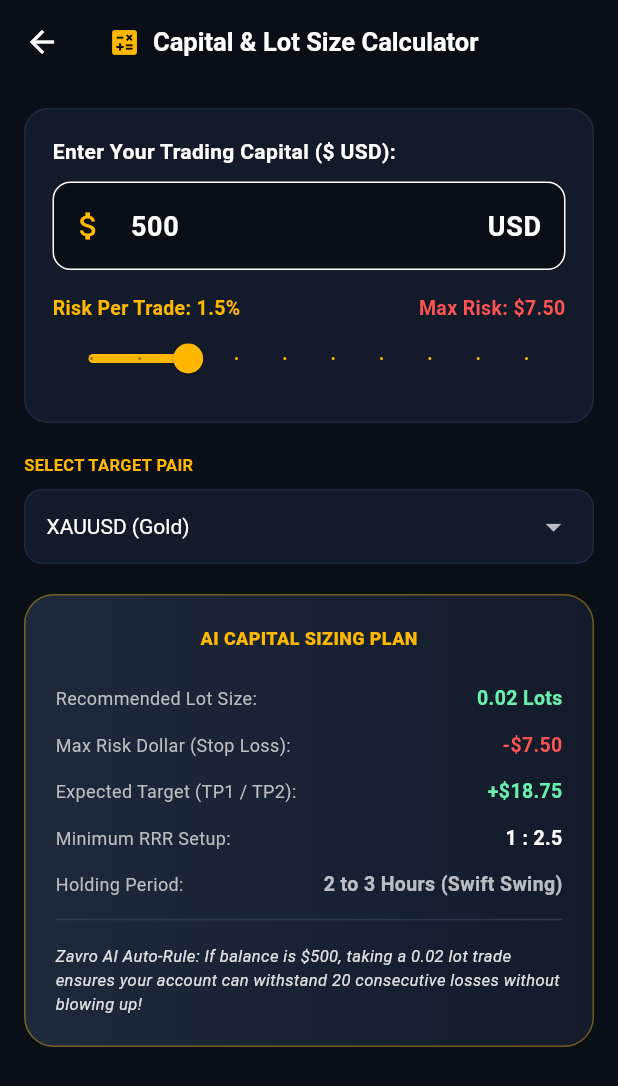
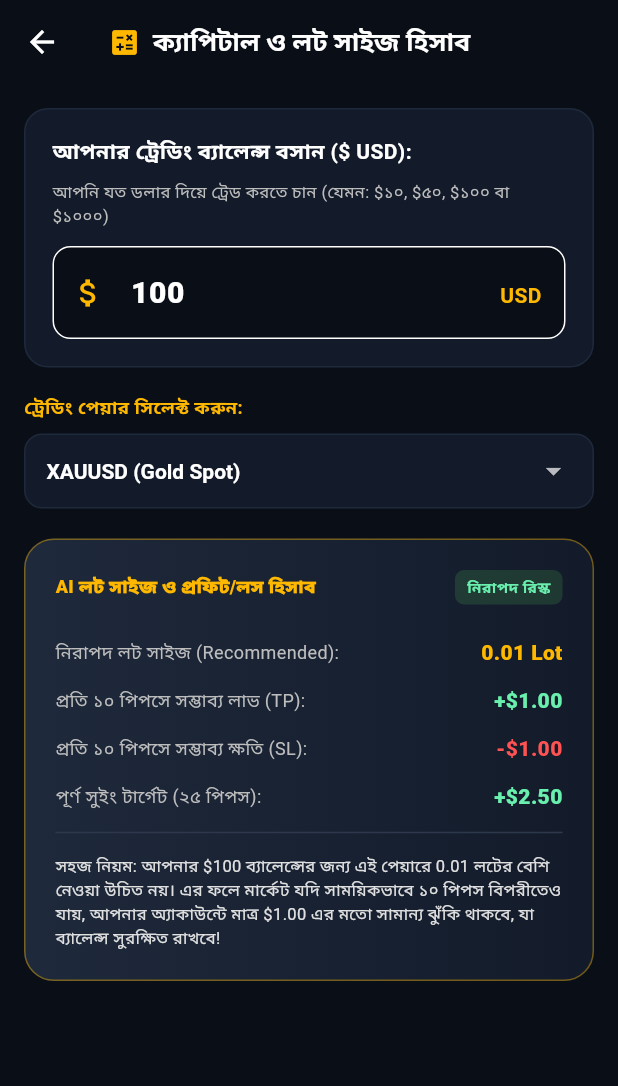
Before and after one commit to afzalxyzshuvo-netizen/Apex-AI, a Flutter app: the CapitalCalculatorScreen screen opened directly, on a phone screen of 412 x 824 dp. Shown: the top 1086 px of the screen. Run offline on Flutter 3.47's test engine with Material 3 defaults, Android fonts, the phone set to English and light mode, and no system bars; our stand-ins replace shared_preferences; accounts and stored records are empty.

Commit message:
ZAVRO v3.0 Staging: Update lib/screens/capital_calculator_screen.dart with all requested features

```diff
--- a/lib/screens/capital_calculator_screen.dart
+++ b/lib/screens/capital_calculator_screen.dart
@@ -9,18 +9,36 @@ class CapitalCalculatorScreen extends StatefulWidget {
 }
 
 class _CapitalCalculatorScreenState extends State<CapitalCalculatorScreen> {
-  final _balanceController = TextEditingController(text: '500');
-  double _riskPercent = 1.5;
-  double _accountBalance = 500.0;
-  String _selectedPair = 'XAUUSD (Gold)';
+  final _balanceController = TextEditingController(text: '100');
+  double _accountBalance = 100.0;
+  String _selectedPair = 'XAUUSD (Gold Spot)';
+
+  // All Tradable Pairs List
+  final List<String> _allPairs = [
+    'XAUUSD (Gold Spot)',
+    'BTC (Bitcoin 24/7)',
+    'ETH (Ethereum 24/7)',
+    'EURUSD',
+    'GBPUSD',
+    'USDJPY',
+    'GBPJPY',
+    'EURJPY',
+    'AUDUSD',
+    'USDCAD',
+    'USOIL (WTI Crude)',
+    'UKOIL (Brent)',
+    'US30 (Dow Jones)',
+    'US500 (S&P)',
+    'US100 (Nasdaq)',
+  ];
 
   @override
   void initState() {
     super.initState();
-    _loadBalance();
+    _loadSaved();
   }
 
-  Future<void> _loadBalance() async {
+  Future<void> _loadSaved() async {
     final prefs = await SharedPreferences.getInstance();
     final saved = prefs.getDouble('saved_capital_balance');
     if (saved != null) {
@@ -31,23 +49,39 @@ class _CapitalCalculatorScreenState extends State<CapitalCalculatorScreen> {
     }
   }
 
-  Future<void> _saveBalance(double val) async {
+  Future<void> _updateBalance(String v) async {
+    final parsed = double.tryParse(v) ?? 10.0;
+    setState(() => _accountBalance = parsed);
     final prefs = await SharedPreferences.getInstance();
-    await prefs.setDouble('saved_capital_balance', val);
+    await prefs.setDouble('saved_capital_balance', parsed);
   }
 
   @override
   Widget build(BuildContext context) {
-    final riskAmount = _accountBalance * (_riskPercent / 100);
-    final targetReward = riskAmount * 2.5; // 1:2.5 institutional target
+    // 1. Dynamic Lot Sizing & Money Management Calculation
+    double recommendedLot = 0.01;
+    double pipValuePerLot = 10.0; // Standard Forex 1 pip with 1 lot = $10
 
-    // Recommended Lot Size calculation based on asset volatility
-    double recLot = 0.01;
     if (_selectedPair.contains('XAU')) {
-      recLot = ((_accountBalance / 500) * 0.02).clamp(0.01, 10.0);
+      // Gold: $100 -> 0.01 lot, $500 -> 0.02-0.03 lot
+      recommendedLot = ((_accountBalance / 100) * 0.01).clamp(0.01, 20.0);
+      pipValuePerLot = 10.0; // $1 move in gold = 10 pips
+    } else if (_selectedPair.contains('BTC') || _selectedPair.contains('ETH')) {
+      recommendedLot = ((_accountBalance / 100) * 0.01).clamp(0.01, 10.0);
+      pipValuePerLot = 1.0;
+    } else if (_selectedPair.contains('JPY')) {
+      recommendedLot = ((_accountBalance / 100) * 0.01).clamp(0.01, 20.0);
+      pipValuePerLot = 7.0;
     } else {
-      recLot = ((_accountBalance / 500) * 0.05).clamp(0.01, 10.0);
+      // Standard Forex Majors
+      recommendedLot = ((_accountBalance / 100) * 0.01).clamp(0.01, 30.0);
+      pipValuePerLot = 10.0;
     }
+
+    // Profit & Loss calculation per 10 pips and average 20 pips swing
+    final profitPer10Pips = recommendedLot * pipValuePerLot * 10;
+    final lossPer10Pips = profitPer10Pips;
+    final swingTarget25Pips = profitPer10Pips * 2.5;
 
     return Scaffold(
       backgroundColor: const Color(0xFF0A0E17),
@@ -58,7 +92,7 @@ class _CapitalCalculatorScreenState extends State<CapitalCalculatorScreen> {
           children: [
             Icon(Icons.calculate, color: Color(0xFFFFB800), size: 22),
             SizedBox(width: 8),
-            Text('Capital & Lot Size Calculator', style: TextStyle(fontWeight: FontWeight.bold, fontSize: 17)),
+            Text('ক্যাপিটাল ও লট সাইজ হিসাব', style: TextStyle(fontWeight: FontWeight.bold, fontSize: 17)),
           ],
         ),
       ),
@@ -67,7 +101,7 @@ class _CapitalCalculatorScreenState extends State<CapitalCalculatorScreen> {
         child: Column(
           crossAxisAlignment: CrossAxisAlignment.start,
           children: [
-            // Balance Input Card
+            // Capital Balance Input Box
             Container(
               padding: const EdgeInsets.all(18),
               decoration: BoxDecoration(
@@ -78,48 +112,37 @@ class _CapitalCalculatorScreenState extends State<CapitalCalculatorScreen> {
               child: Column(
                 crossAxisAlignment: CrossAxisAlignment.start,
                 children: [
-                  const Text('Enter Your Trading Capital (\$ USD):', style: TextStyle(color: Colors.white, fontWeight: FontWeight.bold, fontSize: 14)),
-                  const SizedBox(height: 10),
+                  const Text(
+                    'আপনার ট্রেডিং ব্যালেন্স বসান (\$ USD):',
+                    style: TextStyle(color: Colors.white, fontWeight: FontWeight.bold, fontSize: 14),
+                  ),
+                  const SizedBox(height: 8),
+                  Text(
+                    'আপনি যত ডলার দিয়ে ট্রেড করতে চান (যেমন: \$১০, \$৫০, \$১০০ বা \$১০০০)',
+                    style: TextStyle(color: Colors.grey[400], fontSize: 11),
+                  ),
+                  const SizedBox(height: 12),
                   TextField(
                     controller: _balanceController,
                     keyboardType: TextInputType.number,
-                    style: const TextStyle(color: Colors.white, fontSize: 18, fontWeight: FontWeight.bold),
+                    style: const TextStyle(color: Colors.white, fontSize: 20, fontWeight: FontWeight.w900),
                     decoration: InputDecoration(
                       prefixIcon: const Icon(Icons.attach_money, color: Color(0xFFFFB800)),
+                      suffixText: 'USD',
+                      suffixStyle: const TextStyle(color: Color(0xFFFFB800), fontWeight: FontWeight.bold),
                       filled: true,
                       fillColor: const Color(0xFF0A0E17),
                       border: OutlineInputBorder(borderRadius: BorderRadius.circular(12)),
-                      suffixText: 'USD',
                     ),
-                    onChanged: (v) {
-                      final parsed = double.tryParse(v) ?? 100.0;
-                      setState(() => _accountBalance = parsed);
-                      _saveBalance(parsed);
-                    },
-                  ),
-                  const SizedBox(height: 16),
-                  Row(
-                    mainAxisAlignment: MainAxisAlignment.spaceBetween,
-                    children: [
-                      Text('Risk Per Trade: ${_riskPercent.toStringAsFixed(1)}%', style: const TextStyle(color: Color(0xFFFFB800), fontWeight: FontWeight.bold, fontSize: 13)),
-                      Text('Max Risk: \$${riskAmount.toStringAsFixed(2)}', style: const TextStyle(color: Colors.redAccent, fontWeight: FontWeight.bold, fontSize: 13)),
-                    ],
-                  ),
-                  Slider(
-                    value: _riskPercent,
-                    min: 0.5,
-                    max: 5.0,
-                    divisions: 9,
-                    activeColor: const Color(0xFFFFB800),
-                    onChanged: (v) => setState(() => _riskPercent = v),
+                    onChanged: _updateBalance,
                   ),
                 ],
               ),
             ),
 
-            const SizedBox(height: 20),
-            // Select Pair for exact lot sizing
-            const Text('SELECT TARGET PAIR', style: TextStyle(color: Color(0xFFFFB800), fontSize: 11, fontWeight: FontWeight.bold)),
+            const SizedBox(height: 18),
+            // Select Any Pair Dropdown (All Pairs Included)
+            const Text('ট্রেডিং পেয়ার সিলেক্ট করুন:', style: TextStyle(color: Color(0xFFFFB800), fontSize: 12, fontWeight: FontWeight.bold)),
             const SizedBox(height: 8),
             Container(
               padding: const EdgeInsets.symmetric(horizontal: 14),
@@ -133,15 +156,17 @@ class _CapitalCalculatorScreenState extends State<CapitalCalculatorScreen> {
                   value: _selectedPair,
                   isExpanded: true,
                   dropdownColor: const Color(0xFF131B2A),
-                  style: const TextStyle(color: Colors.white, fontSize: 14),
-                  items: ['XAUUSD (Gold)', 'EURUSD', 'GBPUSD', 'USDJPY', 'USOIL (Crude)'].map((p) => DropdownMenuItem(value: p, child: Text(p))).toList(),
-                  onChanged: (v) { if (v != null) setState(() => _selectedPair = v); },
+                  style: const TextStyle(color: Colors.white, fontSize: 14, fontWeight: FontWeight.bold),
+                  items: _allPairs.map((p) => DropdownMenuItem(value: p, child: Text(p))).toList(),
+                  onChanged: (v) {
+                    if (v != null) setState(() => _selectedPair = v);
+                  },
                 ),
               ),
             ),
 
             const SizedBox(height: 20),
-            // Calculation Output Sheet
+            // Dynamic Output Calculation Card
             Container(
               padding: const EdgeInsets.all(20),
               decoration: BoxDecoration(
@@ -152,19 +177,29 @@ class _CapitalCalculatorScreenState extends State<CapitalCalculatorScreen> {
                 border: Border.all(color: const Color(0xFFFFB800).withOpacity(0.4)),
               ),
               child: Column(
+                crossAxisAlignment: CrossAxisAlignment.start,
                 children: [
-                  const Text('AI CAPITAL SIZING PLAN', style: TextStyle(color: Color(0xFFFFB800), fontSize: 12, fontWeight: FontWeight.w900)),
+                  Row(
+                    mainAxisAlignment: MainAxisAlignment.spaceBetween,
+                    children: [
+                      const Text('AI লট সাইজ ও প্রফিট/লস হিসাব', style: TextStyle(color: Color(0xFFFFB800), fontSize: 12, fontWeight: FontWeight.w900)),
+                      Container(
+                        padding: const EdgeInsets.symmetric(horizontal: 8, vertical: 4),
+                        decoration: BoxDecoration(color: Colors.green.withOpacity(0.2), borderRadius: BorderRadius.circular(6)),
+                        child: const Text('নিরাপদ রিস্ক', style: TextStyle(color: Colors.greenAccent, fontSize: 10, fontWeight: FontWeight.bold)),
+                      ),
+                    ],
+                  ),
                   const SizedBox(height: 16),
-                  _buildPlanRow('Recommended Lot Size:', '${recLot.toStringAsFixed(2)} Lots', Colors.greenAccent),
-                  _buildPlanRow('Max Risk Dollar (Stop Loss):', '-\$${riskAmount.toStringAsFixed(2)}', Colors.redAccent),
-                  _buildPlanRow('Expected Target (TP1 / TP2):', '+\$${targetReward.toStringAsFixed(2)}', Colors.greenAccent),
-                  _buildPlanRow('Minimum RRR Setup:', '1 : 2.5', Colors.white),
-                  _buildPlanRow('Holding Period:', '2 to 3 Hours (Swift Swing)', Colors.white70),
+                  _buildCalcRow('নিরাপদ লট সাইজ (Recommended):', '${recommendedLot.toStringAsFixed(2)} Lot', const Color(0xFFFFB800)),
+                  _buildCalcRow('প্রতি ১০ পিপসে সম্ভাব্য লাভ (TP):', '+\$${profitPer10Pips.toStringAsFixed(2)}', Colors.greenAccent),
+                  _buildCalcRow('প্রতি ১০ পিপসে সম্ভাব্য ক্ষতি (SL):', '-\$${lossPer10Pips.toStringAsFixed(2)}', Colors.redAccent),
+                  _buildCalcRow('পূর্ণ সুইং টার্গেট (২৫ পিপস):', '+\$${swingTarget25Pips.toStringAsFixed(2)}', Colors.greenAccent),
                   const Divider(color: Color(0xFF2E384D)),
-                  const SizedBox(height: 8),
+                  const SizedBox(height: 6),
                   Text(
-                    'Zavro AI Auto-Rule: If balance is \$${_accountBalance.toStringAsFixed(0)}, taking a ${recLot.toStringAsFixed(2)} lot trade ensures your account can withstand 20 consecutive losses without blowing up!',
-                    style: TextStyle(color: Colors.grey[300], fontSize: 11, fontStyle: FontStyle.italic),
+                    'সহজ নিয়ম: আপনার \$${_accountBalance.toStringAsFixed(0)} ব্যালেন্সের জন্য এই পেয়ারে ${recommendedLot.toStringAsFixed(2)} লটের বেশি নেওয়া উচিত নয়। এর ফলে মার্কেট যদি সাময়িকভাবে ১০ পিপস বিপরীতেও যায়, আপনার অ্যাকাউন্টে মাত্র \$${lossPer10Pips.toStringAsFixed(2)} এর মতো সামান্য ঝুঁকি থাকবে, যা ব্যালেন্স সুরক্ষিত রাখবে!',
+                    style: TextStyle(color: Colors.grey[300], fontSize: 11, height: 1.4),
                   ),
                 ],
               ),
@@ -175,14 +210,14 @@ class _CapitalCalculatorScreenState extends State<CapitalCalculatorScreen> {
     );
   }
 
-  Widget _buildPlanRow(String title, String val, Color valColor) {
+  Widget _buildCalcRow(String label, String value, Color color) {
     return Padding(
       padding: const EdgeInsets.symmetric(vertical: 6),
       child: Row(
         mainAxisAlignment: MainAxisAlignment.spaceBetween,
         children: [
-          Text(title, style: TextStyle(color: Colors.grey[400], fontSize: 12)),
-          Text(val, style: TextStyle(color: valColor, fontWeight: FontWeight.bold, fontSize: 13)),
+          Text(label, style: TextStyle(color: Colors.grey[400], fontSize: 12)),
+          Text(value, style: TextStyle(color: color, fontWeight: FontWeight.w900, fontSize: 14)),
         ],
       ),
     );
```
